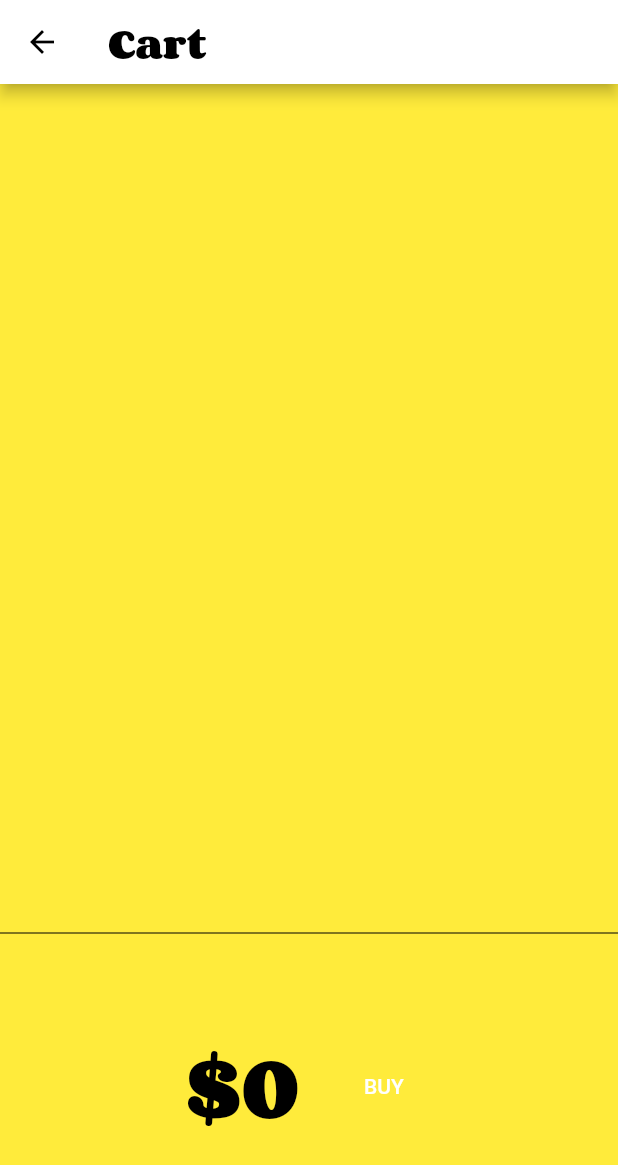
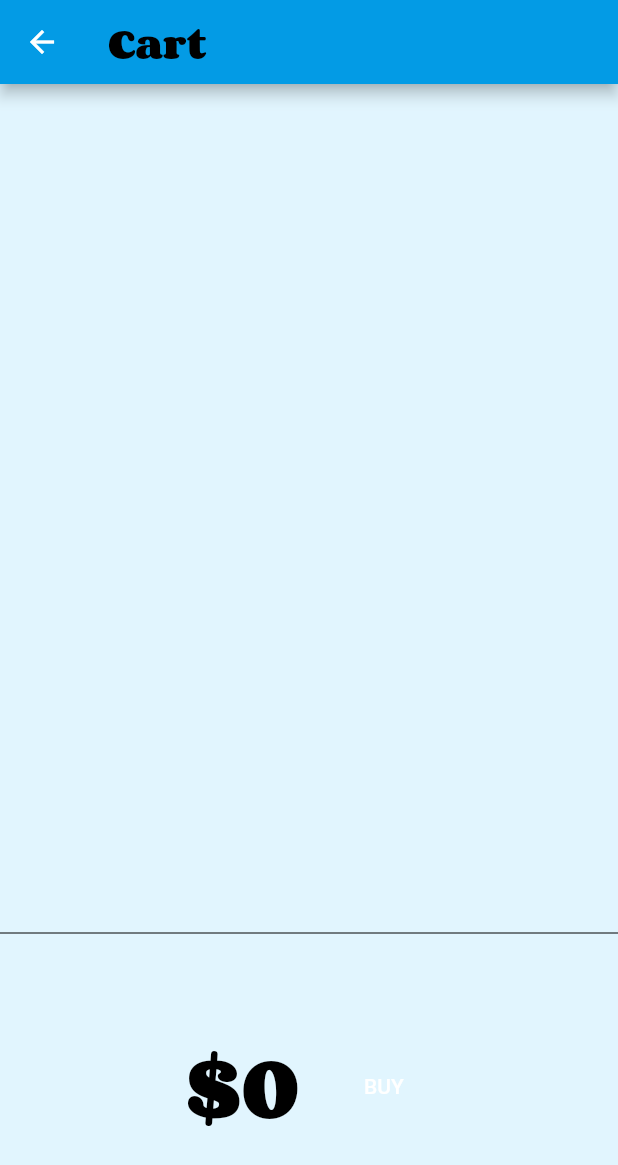
Before and after one commit to hashem039/provider_shopper, a Flutter app: the MyCatalog screen opened by its route, after a tap on the "shopping cart" icon, on a phone screen of 412 x 824 dp. Shown: the top 1165 px of the screen. Run offline on Flutter 3.47's test engine with Material 2 defaults, Android fonts, the phone set to English and light mode, and no system bars.

Commit message:
Fix login screen(Convert it to scrollable Change the Theme of APP Make catalog items as ListTiles and and onTap for opeining a new screen to desply the details of the tapped item Decorate items in cart and add onTap

```diff
--- a/lib/common/theme.dart
+++ b/lib/common/theme.dart
@@ -5,7 +5,8 @@
 import 'package:flutter/material.dart';
 
 final appTheme = ThemeData(
-  primarySwatch: Colors.yellow,
+  primaryColor: Colors.lightBlue[600],
+  primaryColorLight: Colors.lightBlue[50],
   textTheme: const TextTheme(
     headline1: TextStyle(
       fontFamily: 'Corben',
--- a/lib/main.dart
+++ b/lib/main.dart
@@ -9,6 +9,7 @@ import 'package:provider_shopper/models/cart.dart';
 import 'package:provider_shopper/models/catalog.dart';
 import 'package:provider_shopper/screens/cart.dart';
 import 'package:provider_shopper/screens/catalog.dart';
+import 'package:provider_shopper/screens/itemDetails.dart';
 import 'package:provider_shopper/screens/login.dart';
 
 void main() {
@@ -44,6 +45,7 @@ class MyApp extends StatelessWidget {
           '/': (context) => MyLogin(),
           '/catalog': (context) => MyCatalog(),
           '/cart': (context) => MyCart(),
+          itemDetails.routeName: (context) => itemDetails(),
         },
       ),
     );
--- a/lib/screens/cart.dart
+++ b/lib/screens/cart.dart
@@ -12,15 +12,15 @@ class MyCart extends StatelessWidget {
     return Scaffold(
       appBar: AppBar(
         title: Text('Cart', style: Theme.of(context).textTheme.headline1),
-        backgroundColor: Colors.white,
+        backgroundColor: Theme.of(context).primaryColor,
       ),
       body: Container(
-        color: Colors.yellow,
+        color: Theme.of(context).primaryColorLight,
         child: Column(
           children: [
             Expanded(
               child: Padding(
-                padding: const EdgeInsets.all(32),
+                padding: const EdgeInsets.all(2),
                 child: _CartList(),
               ),
             ),
@@ -44,7 +44,14 @@ class _CartList extends StatelessWidget {
 
     return ListView.builder(
       itemCount: cart.items.length,
-      itemBuilder: (context, index) => ListTile(
+      itemBuilder: (context, index) => Container(
+        decoration: BoxDecoration(
+            border: Border.all(
+              color: Colors.black,
+            ),
+            borderRadius: BorderRadius.all(Radius.circular(20.0))
+        ),
+        child: ListTile(
           leading: const Icon(Icons.done),
           trailing: IconButton(
             icon: const Icon(Icons.remove_circle_outline),
@@ -56,7 +63,25 @@ class _CartList extends StatelessWidget {
             cart.items[index].name,
             style: itemNameStyle,
           ),
+          onTap: ()
+              {
+                final snackBar = SnackBar(
+                    backgroundColor: Colors.black54,
+                    content: Row(
+                      mainAxisAlignment: MainAxisAlignment.center,
+                      children: [
+                        Text("Price: "),
+                        Text(cart.items[index].price.toString(),)
+                      ],
+                    ));
+
+                 // Find the ScaffoldMessenger in the widget tree
+                // and use it to show a SnackBar.
+                ScaffoldMessenger.of(context).showSnackBar(snackBar);
+              }
         ),
+      ),
+
     );
   }
 }
--- a/lib/screens/catalog.dart
+++ b/lib/screens/catalog.dart
@@ -6,6 +6,7 @@ import 'package:flutter/material.dart';
 import 'package:provider/provider.dart';
 import 'package:provider_shopper/models/cart.dart';
 import 'package:provider_shopper/models/catalog.dart';
+import 'package:provider_shopper/screens/itemDetails.dart';
 
 class MyCatalog extends StatelessWidget {
   @override
@@ -99,27 +100,31 @@ class _MyListItem extends StatelessWidget {
     );
     var textTheme = Theme.of(context).textTheme.headline6;
 
-    return Padding(
-      padding: const EdgeInsets.symmetric(horizontal: 16, vertical: 8),
-      child: LimitedBox(
-        maxHeight: 48,
-        child: Row(
-          children: [
-            AspectRatio(
-              aspectRatio: 1,
-              child: Container(
-                color: item.color,
-              ),
-            ),
-            const SizedBox(width: 24),
-            Expanded(
-              child: Text(item.name, style: textTheme),
-            ),
-            const SizedBox(width: 24),
-            _AddButton(item: item),
-          ],
+    return Container(
+      decoration: BoxDecoration(
+        border: Border.all(
+          color: Theme.of(context).primaryColorLight,
         ),
+          borderRadius: BorderRadius.all(Radius.circular(20.0))
+      ),
+      child: ListTile(
+        minVerticalPadding: 20,
+        leading: AspectRatio(
+          aspectRatio: 1,
+          child: Container(
+            color: item.color,
+          ),
+        ),
+        title: Text(item.name, style: textTheme),
+        trailing: _AddButton(item: item),
+        onTap: () => Navigator.pushNamed(context, itemDetails.routeName,arguments: ScreenArguments(item.name, item.id.toString())),
       ),
     );
   }
 }
+class ScreenArguments {
+  final String title;
+  final String message;
+
+  ScreenArguments(this.title, this.message);
+}
```
Also changed, not shown: lib/common/color.dart (added, +15 -0 lines), lib/screens/itemDetails.dart (added, +34 -0 lines), lib/screens/login.dart (+6 -3 lines). Lines whose indentation alone changed are shown as unchanged.
